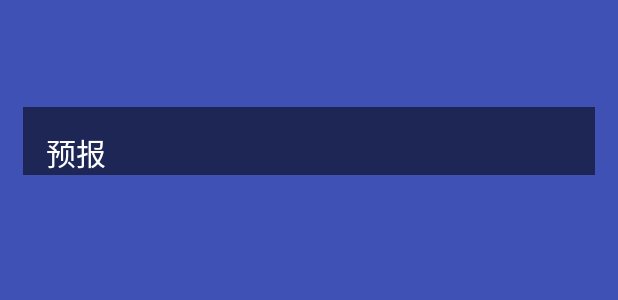
After one commit to qigaidawang/coolweather, an Android app: the layout activity_weather.xml on its own in the app's theme, with its tools: preview values and no code run, on a phone screen of 412 x 824 dp. The commit adds this screen. Shown: the top 300 px of the screen. Run offline under Robolectric (Android 15) with nearby library versions, the phone set to English and light mode, and no system bars.

Commit message:
增加天气功能。

```diff
--- a/app/src/main/AndroidManifest.xml
+++ b/app/src/main/AndroidManifest.xml
@@ -1,7 +1,8 @@
 <?xml version="1.0" encoding="utf-8"?>
 <manifest xmlns:android="http://schemas.android.com/apk/res/android"
     package="com.example.coolweather">
-    <uses-permission android:name="android.permission.INTERNET"></uses-permission>
+
+    <uses-permission android:name="android.permission.INTERNET" />
 
     <application
         android:name="org.litepal.LitePalApplication"
@@ -17,6 +18,7 @@
                 <category android:name="android.intent.category.LAUNCHER" />
             </intent-filter>
         </activity>
+        <activity android:name=".WeatherActivity"></activity>
     </application>
 
 </manifest>
--- /dev/null
+++ b/app/src/main/res/layout/activity_weather.xml
@@ -0,0 +1,33 @@
+<?xml version="1.0" encoding="utf-8"?>
+<FrameLayout xmlns:android="http://schemas.android.com/apk/res/android"
+    xmlns:tools="http://schemas.android.com/tools"
+    android:id="@+id/activity_weather"
+    android:layout_width="match_parent"
+    android:layout_height="match_parent"
+    tools:context="com.example.coolweather.WeatherActivity"
+    android:background="@color/colorPrimary">
+    <ImageView
+        android:id="@+id/bing_pic_img"
+        android:layout_width="match_parent"
+        android:layout_height="match_parent"
+        android:scaleType="centerCrop"/>
+    <ScrollView
+        android:id="@+id/weather_layout"
+        android:layout_width="match_parent"
+        android:layout_height="match_parent"
+        android:scrollbars="none"
+        android:overScrollMode="never">
+        <LinearLayout
+            android:layout_width="match_parent"
+            android:layout_height="wrap_content"
+            android:orientation="vertical"
+            android:fitsSystemWindows="true">
+            <include layout="@layout/titile"></include>
+            <include layout="@layout/forecase"></include>
+        </LinearLayout>
+    </ScrollView>
+
+
+
+
+</FrameLayout>
--- /dev/null
+++ b/app/src/main/res/layout/forecase.xml
@@ -0,0 +1,19 @@
+<?xml version="1.0" encoding="utf-8"?>
+<LinearLayout xmlns:android="http://schemas.android.com/apk/res/android"
+    android:orientation="vertical" android:layout_width="match_parent"
+    android:layout_height="wrap_content"   android:background="#8000"  android:layout_margin="15dp">
+    <TextView
+        android:layout_width="wrap_content"
+        android:layout_height="wrap_content"
+        android:layout_marginLeft="15dp"
+        android:layout_marginTop="15dp"
+        android:text="预报"
+        android:textColor="#fff"
+        android:textSize="20sp"
+     />
+    <LinearLayout
+        android:id="@+id/forecaset_layout"
+        android:layout_width="match_parent"
+        android:layout_height="wrap_content"
+        android:orientation="vertical"></LinearLayout>
+</LinearLayout>
--- /dev/null
+++ b/app/src/main/res/layout/titile.xml
@@ -0,0 +1,22 @@
+<?xml version="1.0" encoding="utf-8"?>
+<RelativeLayout xmlns:android="http://schemas.android.com/apk/res/android"
+android:layout_width="match_parent"
+    android:layout_height="?attr/actionBarSize">
+    <TextView
+        android:id="@+id/title_city"
+        android:layout_width="wrap_content"
+        android:layout_height="wrap_content"
+        android:layout_centerInParent="true"
+        android:textColor="#fff"
+        android:textSize="20sp"/>
+    <TextView
+        android:id="@+id/title_update"
+        android:layout_width="wrap_content"
+        android:layout_height="wrap_content"
+        android:layout_marginRight="10dp"
+        android:layout_alignParentRight="true"
+        android:layout_centerVertical="true"
+        android:textColor="#fff"
+        android:textSize="16sp"/>
+
+</RelativeLayout>
```
Also changed, not shown: app/src/main/java/com/example/coolweather/ChooseAreaFragment.java (+8 -1 lines), app/src/main/java/com/example/coolweather/MainActivity.java (+11 -0 lines), app/src/main/java/com/example/coolweather/WeatherActivity.java (added, +156 -0 lines), app/src/main/java/com/example/coolweather/gson/Basic.java (added, +15 -0 lines), app/src/main/java/com/example/coolweather/gson/Forecast.java (added, +28 -0 lines), app/src/main/java/com/example/coolweather/gson/Update.java (added, +12 -0 lines), app/src/main/java/com/example/coolweather/gson/Weather.java (added, +20 -0 lines), app/src/main/java/com/example/coolweather/util/Utility.java (+16 -0 lines), app/src/main/res/layout/forecaset_item.xml (added, +36 -0 lines).
